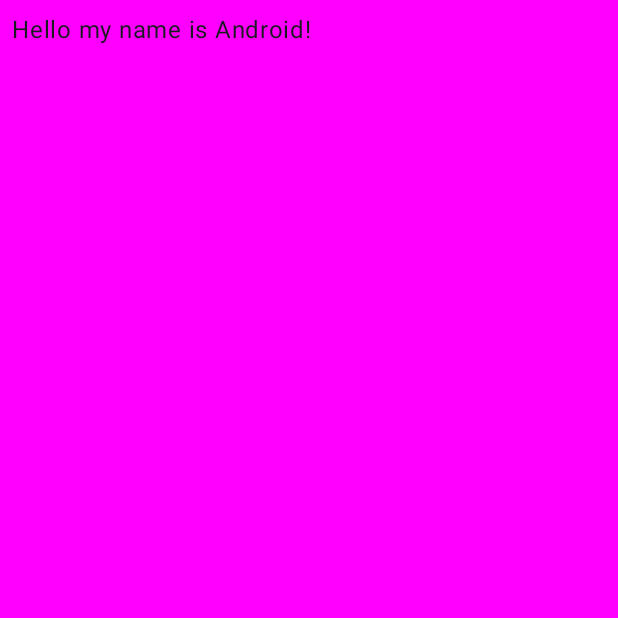
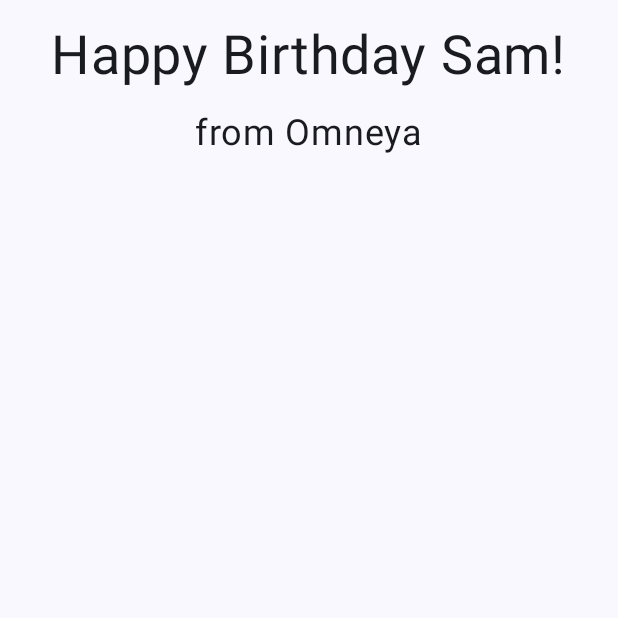
Before and after one commit to OmneyaOsman/ComposeCamp, an Android app built with Jetpack Compose: the screen it shows after launch (MainActivity), on a phone screen of 412 x 824 dp, the top half of it. Run offline under Robolectric (Android 15) with nearby library versions, the phone set to English and light mode, and no system bars.

Commit message:
first bdf card

```diff
--- a/app/src/main/java/com/omni/composecamp/MainActivity.kt
+++ b/app/src/main/java/com/omni/composecamp/MainActivity.kt
@@ -3,17 +3,26 @@ package com.omni.composecamp
 import android.os.Bundle
 import androidx.activity.ComponentActivity
 import androidx.activity.compose.setContent
+import androidx.compose.foundation.Image
+import androidx.compose.foundation.layout.Arrangement
 import androidx.compose.foundation.layout.Box
+import androidx.compose.foundation.layout.Column
 import androidx.compose.foundation.layout.fillMaxSize
+import androidx.compose.foundation.layout.fillMaxWidth
 import androidx.compose.foundation.layout.padding
 import androidx.compose.material3.MaterialTheme
 import androidx.compose.material3.Surface
 import androidx.compose.material3.Text
 import androidx.compose.runtime.Composable
+import androidx.compose.ui.Alignment
 import androidx.compose.ui.Modifier
-import androidx.compose.ui.graphics.Color
+import androidx.compose.ui.layout.AlignmentLine
+import androidx.compose.ui.layout.ContentScale
+import androidx.compose.ui.res.painterResource
+import androidx.compose.ui.res.stringResource
 import androidx.compose.ui.tooling.preview.Preview
 import androidx.compose.ui.unit.dp
+import androidx.compose.ui.unit.sp
 import com.omni.composecamp.ui.theme.ComposeCampTheme
 
 class MainActivity : ComponentActivity() {
@@ -26,7 +35,10 @@ class MainActivity : ComponentActivity() {
                     modifier = Modifier.fillMaxSize(),
                     color = MaterialTheme.colorScheme.background
                 ) {
-                    Greeting("Android")
+                    BirthDayGreetingWithText(
+                        stringResource(R.string.happy_birthday_sam),
+                        stringResource(R.string.from_omneya)
+                    )
                 }
             }
         }
@@ -34,19 +46,43 @@ class MainActivity : ComponentActivity() {
 }
 
 @Composable
-fun Greeting(name: String, modifier: Modifier = Modifier) {
-    Surface(color = Color.Magenta) {
-        Text(
-            text = "Hello my name is $name!",
-            modifier = modifier.padding(8.dp)
+fun BirthdayGreetingWithImage(message: String, from: String) {
+    Box {
+        Image(
+            painter = painterResource(id = R.drawable.androidparty),
+            contentDescription = "Birthday card image",
+            contentScale = ContentScale.Crop
         )
+        BirthDayGreetingWithText(message, from)
     }
 }
 
-@Preview(showBackground = true)
+//modifier.fillMaxSize().
+//This will set the height and width of the column layout to the maximum available height and width.
 @Composable
-fun GreetingPreview() {
-    ComposeCampTheme {
-        Greeting("Android")
+fun BirthDayGreetingWithText(message: String, from: String, modifier: Modifier = Modifier) {
+    Column(
+        modifier.fillMaxSize(),
+        verticalArrangement = Arrangement.Top, horizontalAlignment = Alignment.CenterHorizontally
+    ) {
+        Text(
+            text = message,
+            fontSize = 36.sp,
+            modifier = Modifier.padding(top = 16.dp)
+        )
+        Text(
+            text = from,
+            fontSize = 24.sp,
+            modifier = Modifier.padding(top = 16.dp)
+        )
+
     }
 }
+
+@Preview(showSystemUi = true, name = "Birthday Preview")
+@Composable
+fun BirthdayCardPreview() {
+    ComposeCampTheme {
+        BirthdayGreetingWithImage("Happy Birthday Sam!", "- from Omneya")
+    }
+}
--- a/app/src/main/res/values/strings.xml
+++ b/app/src/main/res/values/strings.xml
@@ -1,3 +1,5 @@
 <resources>
     <string name="app_name">ComposeCamp</string>
+    <string name="happy_birthday_sam">Happy Birthday Sam!</string>
+    <string name="from_omneya">from Omneya</string>
 </resources>
```
Also changed, not shown: app/src/main/res/drawable-nodpi/androidparty.webp (added).
